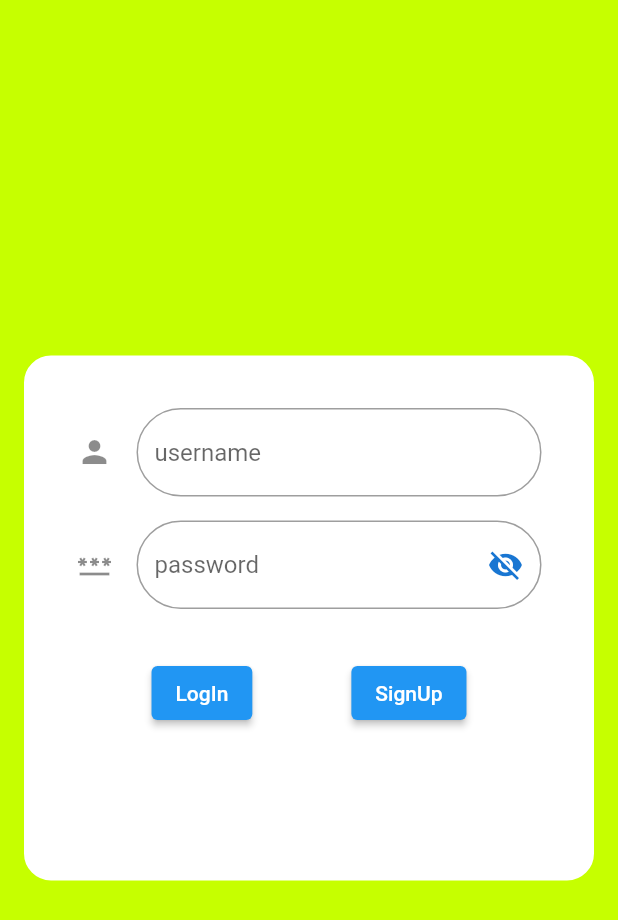
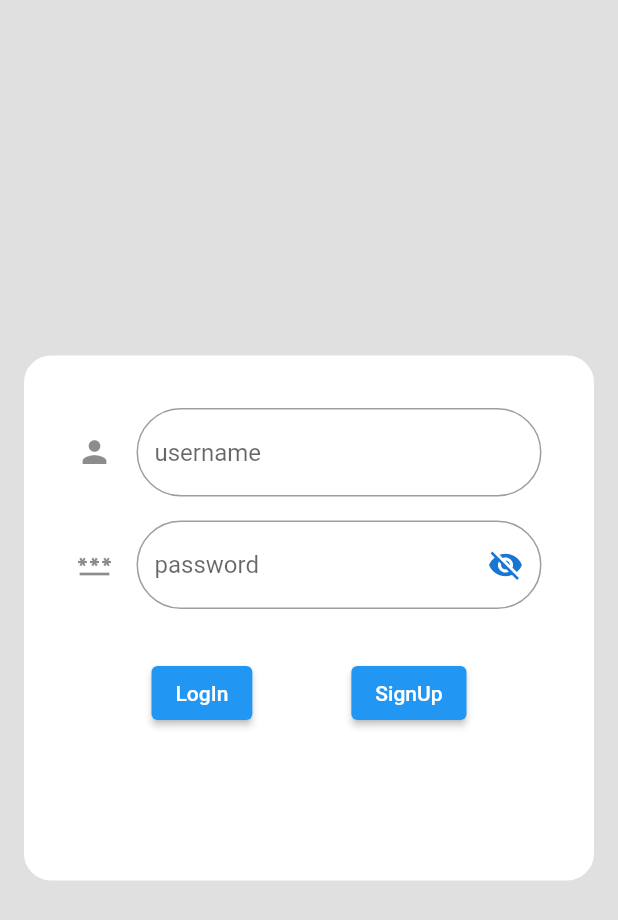
Before and after one commit to nurlan1998/task_ui, a Flutter app: the screen it shows after launch, on a phone screen of 412 x 824 dp. Shown: the top 920 px of the screen. Run offline on Flutter 3.47's test engine with Material 2 defaults, Android fonts, the phone set to English and light mode, and no system bars; our stand-ins replace bottom_navy_bar, carousel_slider, dio, fancy_bottom_navigation, fl_chart, flutter_icons.

```diff
--- a/auth_learn/lib/constants.dart
+++ b/auth_learn/lib/constants.dart
@@ -3,4 +3,6 @@ class ApiConstants{
 
   static const String BASE_URL = "https://api.themoviedb.org/3/";
   static const String API_KEY = "7d6c3c25fa66a886b27c1c4437b07c16";
+  static const String PATH_GET_TOKEN = 'authentication/token/new';
+  static const String PATH_LOGIN_TOKEN = 'authentication/token/validate_with_login';
 }
--- a/auth_learn/lib/custom_form.dart
+++ b/auth_learn/lib/custom_form.dart
@@ -2,7 +2,10 @@ import 'package:auth_learn/request_token_model.dart';
 import 'package:auth_learn/widget/text_field_widget.dart';
 import 'package:dio/dio.dart';
 import 'package:flutter/material.dart';
+import 'constants.dart';
 import 'home_page.dart';
+import 'package:url_launcher/link.dart';
+import 'package:url_launcher/url_launcher.dart';
 
 class MyCustomForm extends StatefulWidget {
   const MyCustomForm({Key? key}) : super(key: key);
@@ -84,7 +87,11 @@ class _MyCustomFormState extends State<MyCustomForm> {
           mainAxisAlignment: MainAxisAlignment.spaceEvenly,
           children: <Widget>[
             ElevatedButton(onPressed: _onPressed, child: const Text('LogIn')),
-            ElevatedButton(onPressed: () {}, child: const Text('SignUp')),
+            ElevatedButton(
+                onPressed: () {
+                  launch('https://www.themoviedb.org/signup');
+                },
+                child: const Text('SignUp')),
           ],
         ),
       ],
@@ -93,7 +100,7 @@ class _MyCustomFormState extends State<MyCustomForm> {
 
   getToken(username, password) async {
     final response = await _dio.get(
-        'https://api.themoviedb.org/3/authentication/token/new?api_key=7d6c3c25fa66a886b27c1c4437b07c16');
+        '${ApiConstants.BASE_URL}${ApiConstants.PATH_GET_TOKEN}${'?api_key='}${ApiConstants.API_KEY}');
     final Map<String, dynamic> parsed = response.data;
     final request = RequestTokenModel.fromJson(parsed);
     print(request.requestToken);
@@ -107,7 +114,8 @@ class _MyCustomFormState extends State<MyCustomForm> {
         {'username': username, 'password': password, 'request_token': token});
     try {
       final response = await _dio.post(
-          "https://api.themoviedb.org/3/authentication/token/validate_with_login?api_key=7d6c3c25fa66a886b27c1c4437b07c16",
+          '${ApiConstants.BASE_URL}${ApiConstants.PATH_LOGIN_TOKEN}${'?api_key='}${ApiConstants.API_KEY}',
+          // "https://api.themoviedb.org/3/authentication/token/validate_with_login?api_key=7d6c3c25fa66a886b27c1c4437b07c16",
           data: formData,
           options: Options(
             headers: {"Content-Type": "application/json"},
--- a/auth_learn/lib/login_page.dart
+++ b/auth_learn/lib/login_page.dart
@@ -20,7 +20,8 @@ class _LoginState extends State<LoginPage> {
   @override
   Widget build(BuildContext context) {
     return Scaffold(
-      backgroundColor: Colors.limeAccent[400],
+      // backgroundColor: Colors.limeAccent[400],
+      backgroundColor: Colors.black12,
       body: Center(
         child: Container(
           decoration: BoxDecoration(
--- a/auth_learn/lib/widget/text_field_widget.dart
+++ b/auth_learn/lib/widget/text_field_widget.dart
@@ -21,7 +21,7 @@ class TextFieldWidget extends StatelessWidget{
       obscureText: !passwordVisible,
       decoration: InputDecoration(
           hintText: hintText,
-          errorText: validate ? 'Заполните все поля' : null,
+          errorText: validate ? 'Заполните $hintText' : null,
           icon: Icon(icon),
           suffixIcon: btnSuffixIcon,
           border: OutlineInputBorder(
--- a/auth_learn/pubspec.yaml
+++ b/auth_learn/pubspec.yaml
@@ -36,6 +36,7 @@ dependencies:
   cupertino_icons: ^1.0.2
   http: ^0.13.3
   dio: ^4.0.0
+  url_launcher: ^6.0.12
 
 dev_dependencies:
   flutter_test:
```
Also changed, not shown: auth_learn/pubspec.lock.
